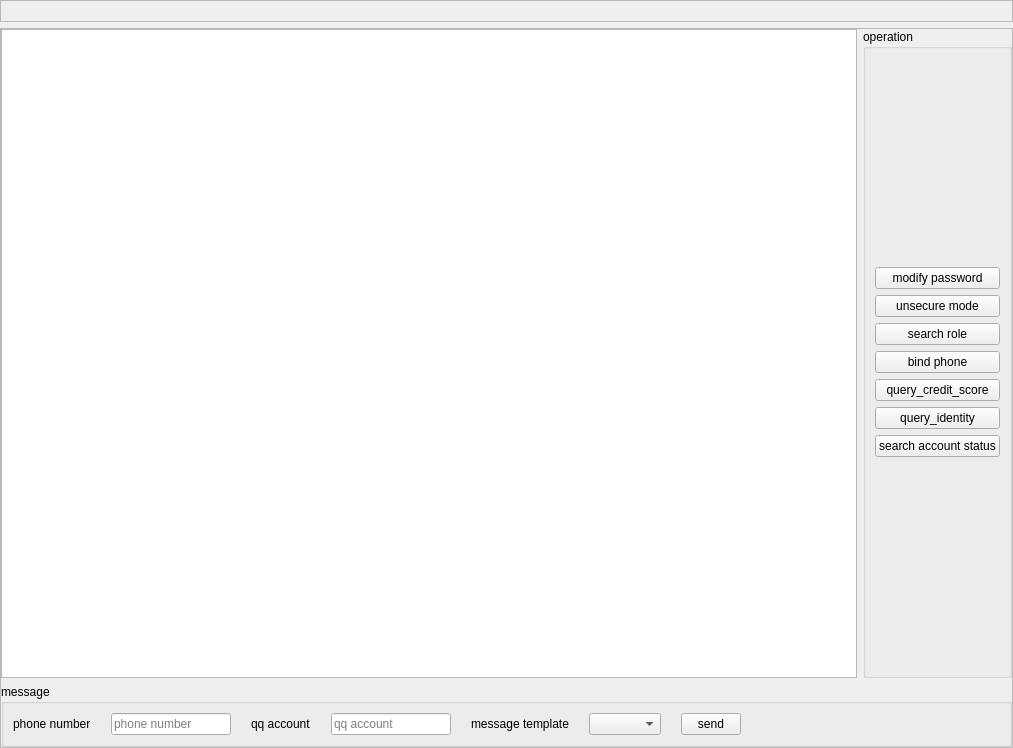
The window that MainApp/src/CUiCenter.ui (AlexRain/BRSystem) describes before a commit, drawn with Qt 5.
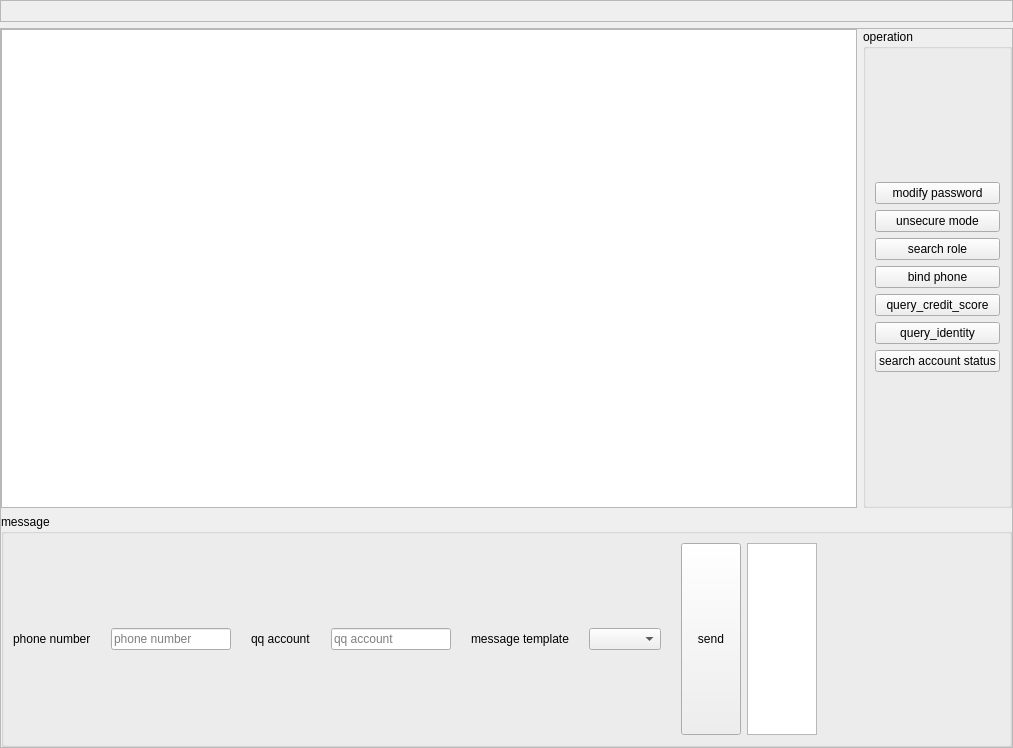
The same window after the commit. Custom widgets are drawn as their Qt base class.

```diff
--- a/MainApp/src/CUiCenter.ui
+++ b/MainApp/src/CUiCenter.ui
@@ -411,6 +411,9 @@
            </item>
           </layout>
          </item>
+         <item>
+          <widget class="QTextEdit" name="textEdit"/>
+         </item>
          <item>
           <spacer name="horizontalSpacer">
            <property name="orientation">
```
